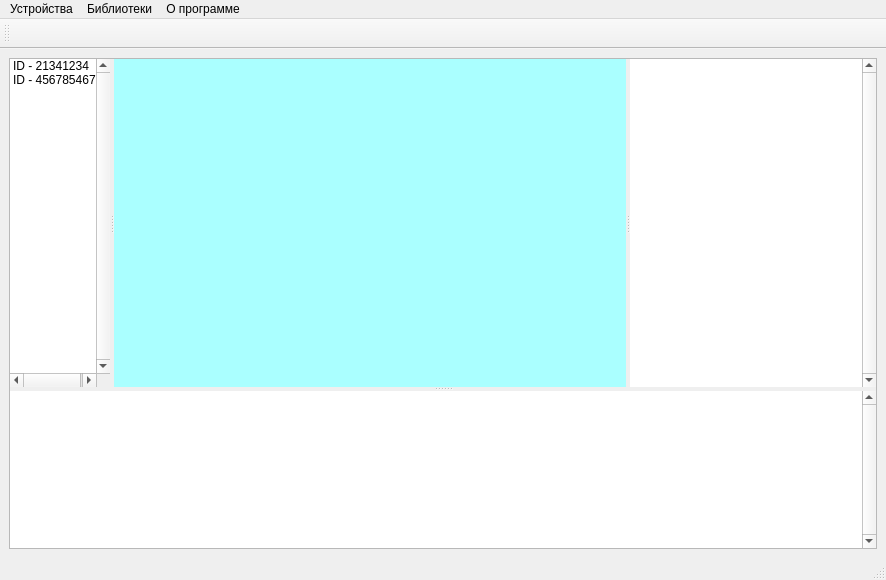
This is mainwindow.ui in zaitseu1994/EurosensConfig as Qt 5 draws it before an edit. The edited form follows.
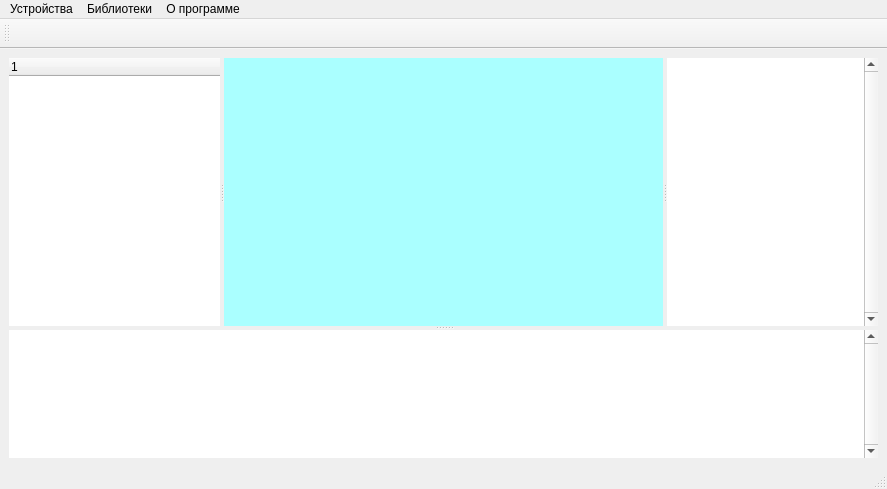
This is the edited form.

Commit message: add tree view devices

Diff of the .ui file:
```diff
--- a/mainwindow.ui
+++ b/mainwindow.ui
@@ -6,8 +6,8 @@
    <rect>
     <x>0</x>
     <y>0</y>
-    <width>886</width>
-    <height>580</height>
+    <width>887</width>
+    <height>489</height>
    </rect>
   </property>
   <property name="windowTitle">
@@ -17,15 +17,6 @@
    <layout class="QGridLayout" name="gridLayout">
     <item row="0" column="0">
      <widget class="QSplitter" name="splitter_2">
-      <property name="autoFillBackground">
-       <bool>true</bool>
-      </property>
-      <property name="styleSheet">
-       <string notr="true"/>
-      </property>
-      <property name="frameShape">
-       <enum>QFrame::StyledPanel</enum>
-      </property>
       <property name="orientation">
        <enum>Qt::Vertical</enum>
       </property>
@@ -33,62 +24,16 @@
        <bool>false</bool>
       </property>
       <widget class="QSplitter" name="splitter">
-       <property name="frameShape">
-        <enum>QFrame::NoFrame</enum>
-       </property>
        <property name="orientation">
         <enum>Qt::Horizontal</enum>
        </property>
-       <property name="childrenCollapsible">
-        <bool>false</bool>
-       </property>
-       <widget class="QListWidget" name="listMain">
-        <property name="minimumSize">
-         <size>
-          <width>100</width>
-          <height>0</height>
-         </size>
-        </property>
-        <property name="baseSize">
-         <size>
-          <width>0</width>
-          <height>0</height>
-         </size>
-        </property>
-        <property name="cursor" stdset="0">
-         <cursorShape>PointingHandCursor</cursorShape>
-        </property>
-        <property name="autoFillBackground">
-         <bool>false</bool>
-        </property>
-        <property name="styleSheet">
-         <string notr="true"/>
-        </property>
+       <widget class="QTreeWidget" name="treeWidget">
         <property name="frameShape">
          <enum>QFrame::NoFrame</enum>
         </property>
-        <property name="frameShadow">
-         <enum>QFrame::Raised</enum>
+        <property name="lineWidth">
+         <number>0</number>
         </property>
-        <property name="verticalScrollBarPolicy">
-         <enum>Qt::ScrollBarAlwaysOn</enum>
-        </property>
-        <property name="sizeAdjustPolicy">
-         <enum>QAbstractScrollArea::AdjustToContents</enum>
-        </property>
-        <property name="verticalScrollMode">
-         <enum>QAbstractItemView::ScrollPerPixel</enum>
-        </property>
-        <item>
-         <property name="text">
-          <string>ID - 21341234</string>
-         </property>
-        </item>
-        <item>
-         <property name="text">
-          <string>ID - 456785467</string>
-         </property>
-        </item>
        </widget>
        <widget class="QMdiArea" name="mdiArea">
         <property name="autoFillBackground">
@@ -154,7 +99,7 @@
     <rect>
      <x>0</x>
      <y>0</y>
-     <width>886</width>
+     <width>887</width>
      <height>20</height>
     </rect>
    </property>
```
Left out of the diff: 3 changed lines with no effect on the pictures. The commit also changes 4 other files.
